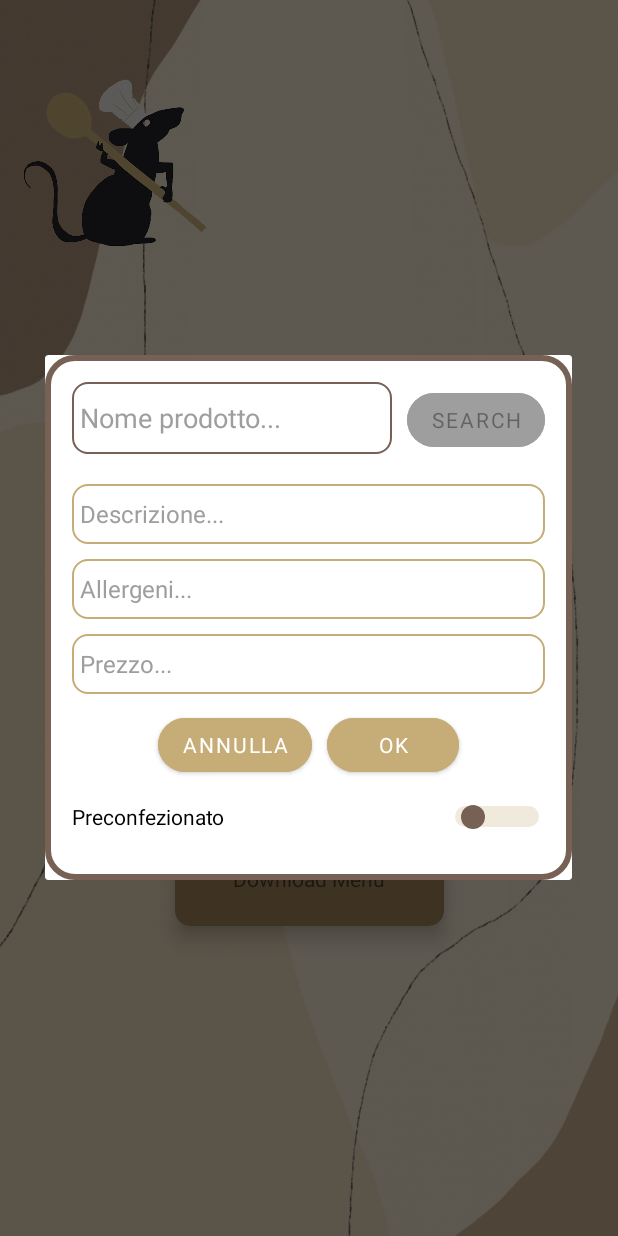
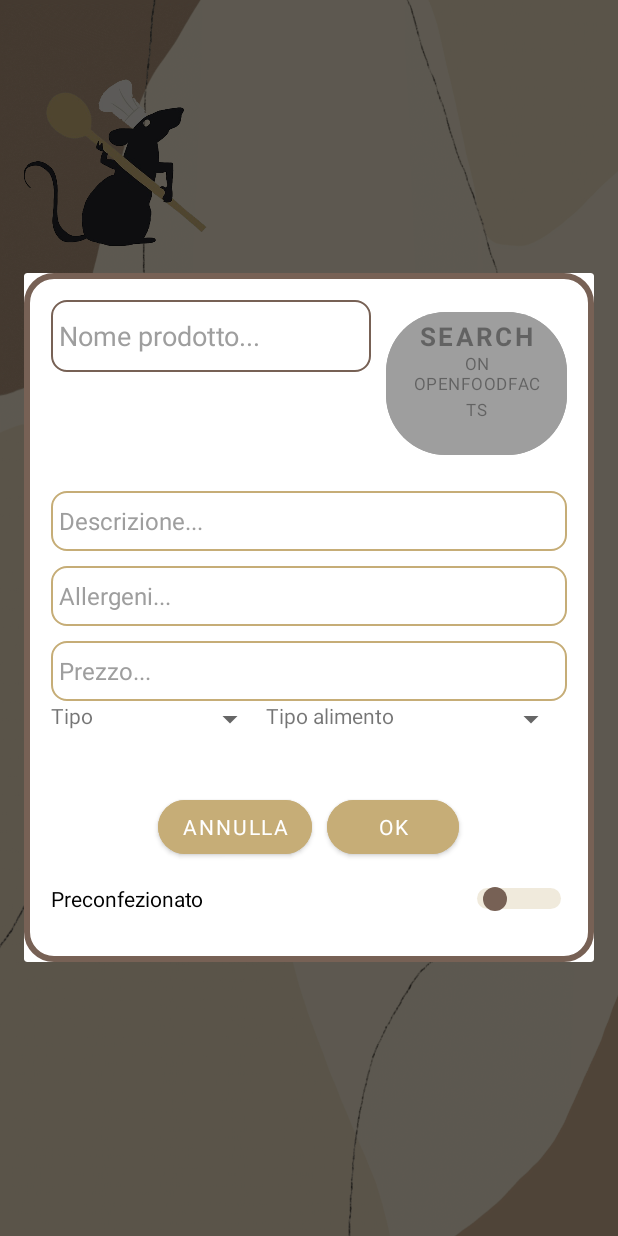
Before and after one commit to LuigiVessella/ProgettoINGSW2022-2, an Android app: the MenuManager screen opened directly, with no data from a screen before it, after a tap on "Add product", on a phone screen of 412 x 824 dp. Run offline under Robolectric (Android 15) with nearby library versions, the phone set to English and light mode, and no system bars; libraries missing offline, so code that uses them is left out: com.itextpdf.text, com.skydoves.balloon; Roboto replaces fonts that are not available here; 2 statements that could not run were skipped.

Commit message:
aggiunto tipo piatt (primo, secondo, dessert) e tipo pietaza(pesce,carne,ecc)

```diff
--- a/app/src/main/java/com/example/progettoingsw2022_2/Activities/MenuManager.java
+++ b/app/src/main/java/com/example/progettoingsw2022_2/Activities/MenuManager.java
@@ -11,6 +11,7 @@ import android.graphics.Color;
 import android.os.Bundle;
 import android.os.Environment;
 import android.os.Handler;
+import android.text.Html;
 import android.util.Log;
 import android.view.View;
 import android.widget.ArrayAdapter;
@@ -117,6 +118,9 @@ public class MenuManager extends AppCompatActivity implements VolleyCallback {
         preconfSwitch = dialog.findViewById(R.id.menuPreconfSwitch);
         price = dialog.findViewById(R.id.priceItemMenu);
         allergensEditText = dialog.findViewById(R.id.allergensItemMenu);
+
+        goProductButton.setText(Html.fromHtml("<b><big>" + "Search" + "</big></b>" +  "<br />" +
+                "<small>" + "on OpenFoodFacts" + "</small>" + "<br />"));
 
         logo = findViewById(R.id.logoBiagioTestMenu);
         myBalloon = new Balloon.Builder(MenuManager.this)
--- /dev/null
+++ b/app/src/main/java/com/example/progettoingsw2022_2/Models/AddettoCucina.java
@@ -0,0 +1,4 @@
+package com.example.progettoingsw2022_2.Models;
+
+public class AddettoCucina extends Lavoratore{
+}
--- a/app/src/main/res/layout/activity_new_order.xml
+++ b/app/src/main/res/layout/activity_new_order.xml
@@ -28,7 +28,7 @@
             <TextView
                 android:id="@+id/tableNumberLabel"
                 android:layout_width="wrap_content"
-                android:layout_height="wrap_content"
+                android:layout_height="match_parent"
                 android:layout_marginEnd="5dp"
                 android:fontFamily="@font/roboto_medium"
                 android:text="@string/tableNumber"
--- a/app/src/main/res/layout/dialog_input_string.xml
+++ b/app/src/main/res/layout/dialog_input_string.xml
@@ -89,6 +89,36 @@
         android:textSize="16sp" />
 
     <LinearLayout
+        android:layout_width="match_parent"
+        android:layout_height="50dp"
+        android:orientation="horizontal">
+
+        <TextView
+            android:id="@+id/tipoDialogMenuTextView"
+            android:layout_width="wrap_content"
+            android:layout_height="match_parent"
+            android:layout_weight="1"
+            android:text="Tipo" />
+
+        <Spinner
+            android:id="@+id/spinnerTipoMenu"
+            android:layout_width="wrap_content"
+            android:layout_height="wrap_content" />
+
+        <TextView
+            android:id="@+id/tipoAlimentoDialogTxt"
+            android:layout_width="wrap_content"
+            android:layout_height="wrap_content"
+            android:layout_weight="1"
+            android:text="Tipo alimento" />
+
+        <Spinner
+            android:id="@+id/spinnerTipoAlimentoMenu"
+            android:layout_width="wrap_content"
+            android:layout_height="wrap_content" />
+    </LinearLayout>
+
+    <LinearLayout
         android:id="@+id/linearLayoutDialog2"
         android:layout_width="match_parent"
         android:layout_height="wrap_content"
```
Also changed, not shown: app/src/main/java/com/example/progettoingsw2022_2/Activities/TakeOrderActivity.java (+9 -0 lines), app/src/main/res/layout/dialog_push_order.xml (added, +7 -0 lines).
